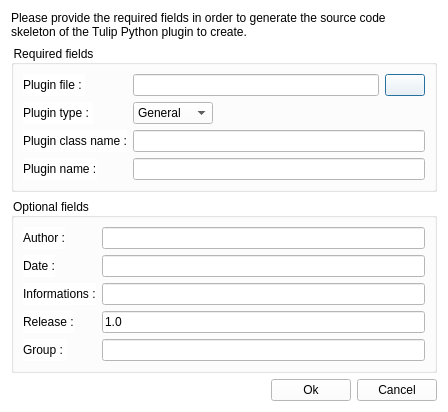
Old version of the form plugins/perspective/GraphPerspective/designer/PythonPluginCreationDialog.ui in the repository vadivelselvaraj/TulipGLImprovement.
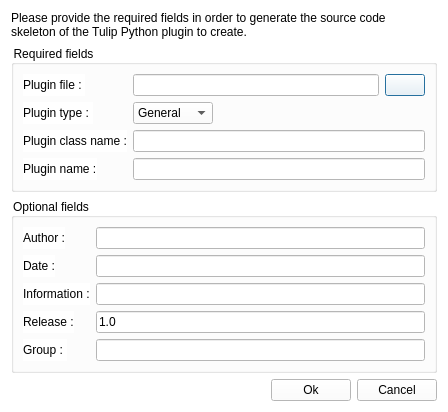
New version of the form. Icons and pictures are not drawn.

Commit message: typo fix: information instead of informations

The edit to the form file:
```diff
--- a/plugins/perspective/GraphPerspective/designer/PythonPluginCreationDialog.ui
+++ b/plugins/perspective/GraphPerspective/designer/PythonPluginCreationDialog.ui
@@ -194,7 +194,7 @@
          <string>Some informations about the plugin</string>
         </property>
         <property name="text">
-         <string>Informations :</string>
+         <string>Information :</string>
         </property>
        </widget>
       </item>
```
Left out of the diff: 2 changed lines with no effect on the pictures. The commit also changes 46 other files.
